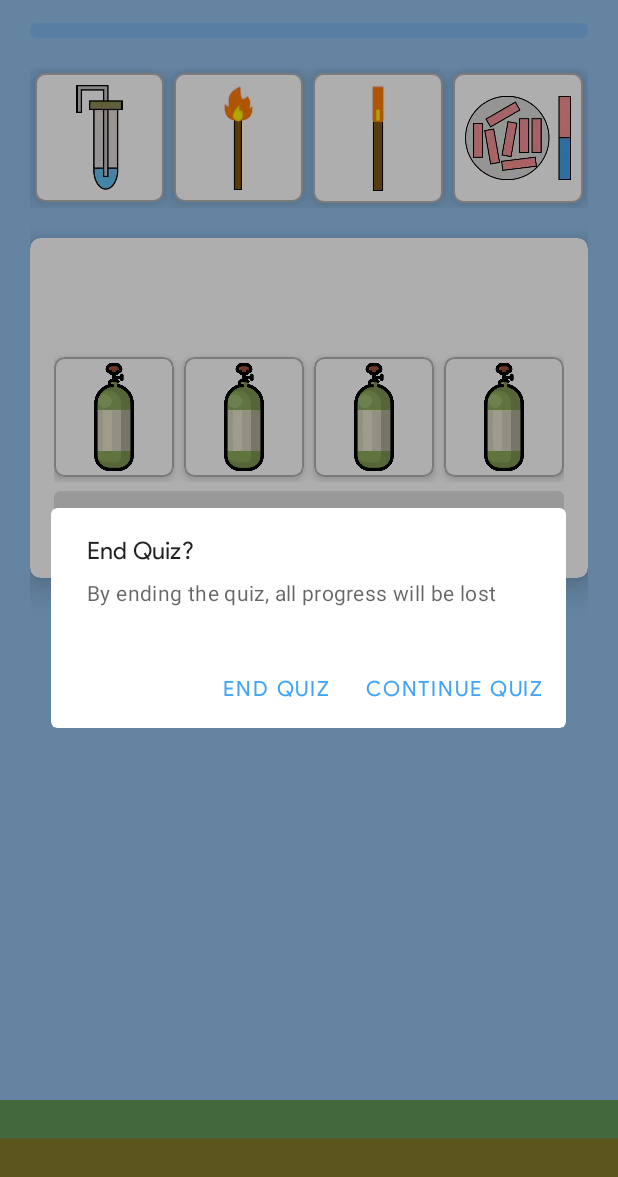
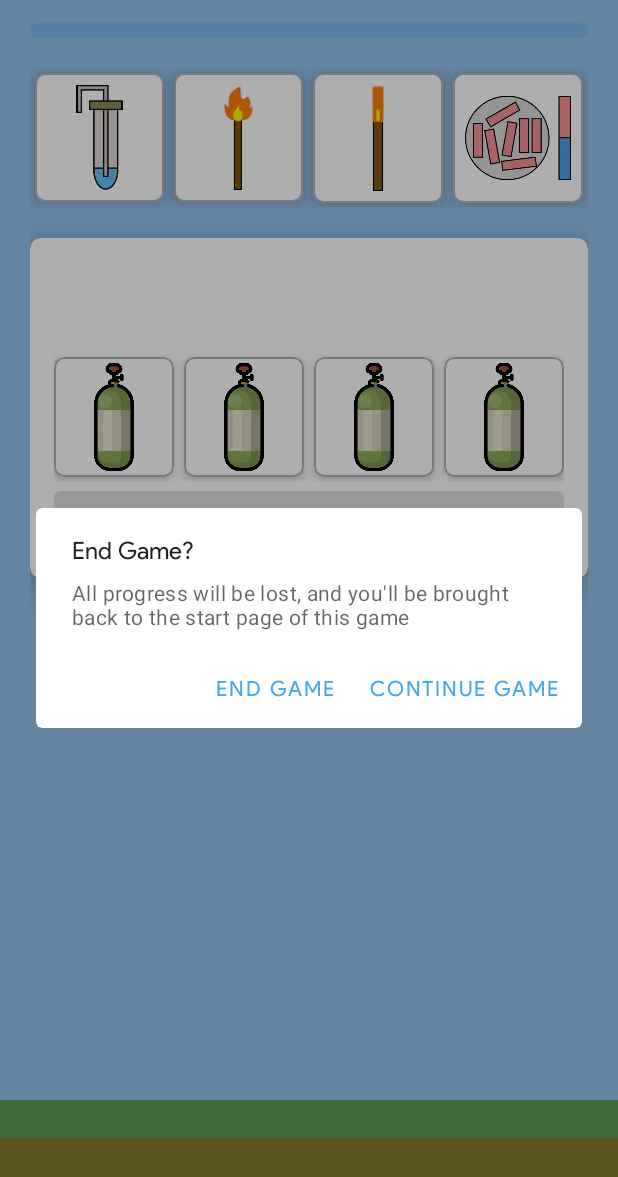
Before and after one commit to cryptoAlgorithm/CATmistry, an Android app: the GasGameActivity screen opened directly, with no data from a screen before it, after a tap on "END GAME", on a phone screen of 412 x 824 dp. Shown: the top 1177 px of the screen. Run offline under Robolectric (Android 15) with nearby library versions, the phone set to English and light mode, and no system bars; our stand-ins replace Firebase (no records; nobody signed in at launch, a user with empty details on screens opened directly); 3 statements that could not run were skipped.

Commit message:
Done with the Gas game, version bump 0.4.6 -> 0.4.7

```diff
--- a/app/src/main/java/com/catmistry/android/GasGameActivity.kt
+++ b/app/src/main/java/com/catmistry/android/GasGameActivity.kt
@@ -5,6 +5,7 @@ import androidx.appcompat.app.AppCompatActivity
 import android.os.Bundle
 import android.util.Log
 import android.view.View
+import android.widget.Toast
 import com.google.android.material.dialog.MaterialAlertDialogBuilder
 import com.google.android.material.snackbar.Snackbar
 import com.google.firebase.database.DataSnapshot
@@ -22,10 +23,11 @@ class GasGameActivity : AppCompatActivity() {
     private var timeLeft: Double? = null
     private var currentTimerThread: Thread? = null
     private var reallyExit: Boolean = false
+    private var totalTime: Double = 0.0
 
     private fun resumeTimer() {
         continueTimer = true // Resume timer
-        startTimer(10000.0)
+        startTimer(totalTime)
     }
 
     override fun onBackPressed() {
@@ -40,14 +42,14 @@ class GasGameActivity : AppCompatActivity() {
         }
 
         MaterialAlertDialogBuilder(this)
-                .setTitle(resources.getString(R.string.end_quiz_title))
-                .setMessage(resources.getString(R.string.end_quiz_body))
-                .setNegativeButton(resources.getString(R.string.end_quiz_ok)) { _, _ ->
+                .setTitle(getString(R.string.end_game_header))
+                .setMessage(getString(R.string.end_game_content))
+                .setNegativeButton(getString(R.string.end_game)) { _, _ ->
                     // Respond to negative button press
                     super.onBackPressed()
                     finish()
                 }
-                .setPositiveButton(resources.getString(R.string.end_quiz_no)) { _, _ ->
+                .setPositiveButton(getString(R.string.cont_game)) { _, _ ->
                     // Respond to positive button press
                     if (prevState) {
                         resumeTimer()
@@ -173,12 +175,16 @@ class GasGameActivity : AppCompatActivity() {
         gasFourOverlay.visibility = View.INVISIBLE
 
         continueTimer = true
-        startTimer(5000.0)
+        startTimer(totalTime)
     }
 
     override fun onCreate(savedInstanceState: Bundle?) {
         super.onCreate(savedInstanceState)
         setContentView(R.layout.activity_gas_game)
+
+        // Set difficulty globally
+        totalTime = (5.0 - intent.extras?.getDouble("difficulty")!!) * 5000.0
+        // Toast.makeText(this, intent.extras!!.getDouble("difficulty").toString(), Toast.LENGTH_LONG).show()
 
         // Get data from database
         val gameTopicListener = object : ValueEventListener {
--- a/app/src/main/java/com/catmistry/android/StartGameActivity.kt
+++ b/app/src/main/java/com/catmistry/android/StartGameActivity.kt
@@ -3,6 +3,7 @@ package com.catmistry.android
 import android.content.Intent
 import androidx.appcompat.app.AppCompatActivity
 import android.os.Bundle
+import android.widget.Toast
 import com.google.android.material.snackbar.Snackbar
 import kotlinx.android.synthetic.main.activity_start_game.*
 
@@ -20,9 +21,11 @@ class StartGameActivity : AppCompatActivity() {
         startGame.setOnClickListener {
             when(intent.extras?.getInt("gameIndex")) {
                 0 -> startActivity(Intent(this, GasGameActivity::class.java)
-                    .putExtra("bottomImg", intent.extras?.getString("gameIcon")))
+                    .putExtra("bottomImg", intent.extras?.getString("gameIcon"))
+                    .putExtra("difficulty", difficultySlider.value.toDouble()))
                 else -> Snackbar.make(it, "No game activity for this item", Snackbar.LENGTH_SHORT).show()
             }
+            Toast.makeText(this, difficultySlider.value.toString(), Toast.LENGTH_LONG).show()
         }
 
         goBack.setOnClickListener {
--- a/app/src/main/res/layout/activity_start_game.xml
+++ b/app/src/main/res/layout/activity_start_game.xml
@@ -77,11 +77,12 @@
                 android:layout_height="wrap_content" />
 
             <com.google.android.material.slider.Slider
+                android:id="@+id/difficultySlider"
                 android:layout_width="match_parent"
                 android:layout_height="wrap_content"
                 android:layout_marginStart="20dp"
                 android:layout_marginEnd="20dp"
-                android:valueFrom="0.0"
+                android:valueFrom="1.0"
                 android:valueTo="4.0"
                 android:stepSize="1.0"  />
 
--- a/app/src/main/res/values-v21/strings.xml
+++ b/app/src/main/res/values-v21/strings.xml
@@ -44,6 +44,9 @@
     <string name="start_game">Start</string>
     <string name="go_back">Go Back</string>
     <string name="end_game">End game</string>
+    <string name="end_game_header">End Game?</string>
+    <string name="end_game_content">All progress will be lost, and you\'ll be brought back to the start page of this game</string>
+    <string name="cont_game">Continue game</string>
     <string name="select_difficulty">Select level difficulty</string>
     <!-- Gas game -->
     <string name="submit_gas">Submit</string>
```
